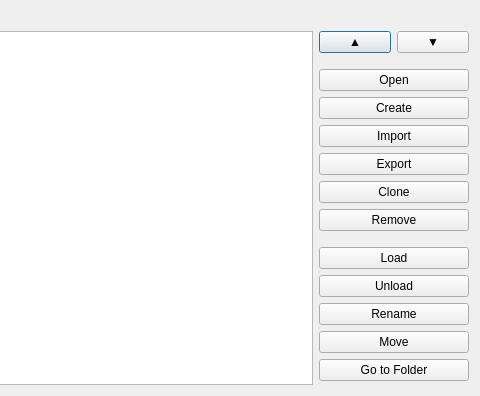
This is ui/general/qgisred_projectmanager_dialog.ui in qgisred/QGISRed as Qt 5 draws it before an edit; both pictures show x 369 to 849 and y 0 to 396 of the 849 by 396 pixel window. The edited form follows.
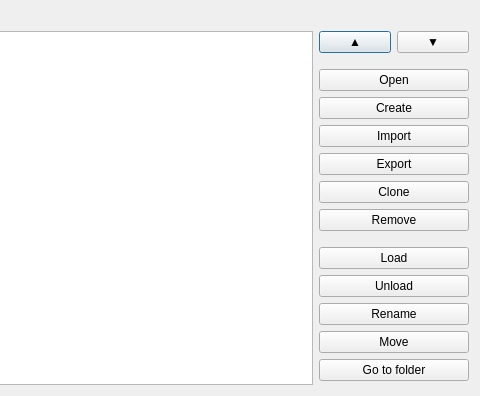
This is the edited form. Icons and pictures are not drawn.

```diff
--- a/ui/general/qgisred_projectmanager_dialog.ui
+++ b/ui/general/qgisred_projectmanager_dialog.ui
@@ -456,7 +456,7 @@
             </size>
            </property>
            <property name="text">
-            <string>Go to Folder</string>
+            <string>Go to folder</string>
            </property>
            <property name="icon">
             <iconset>
```
Left out of the diff: 2 changed lines with no effect on the pictures.
